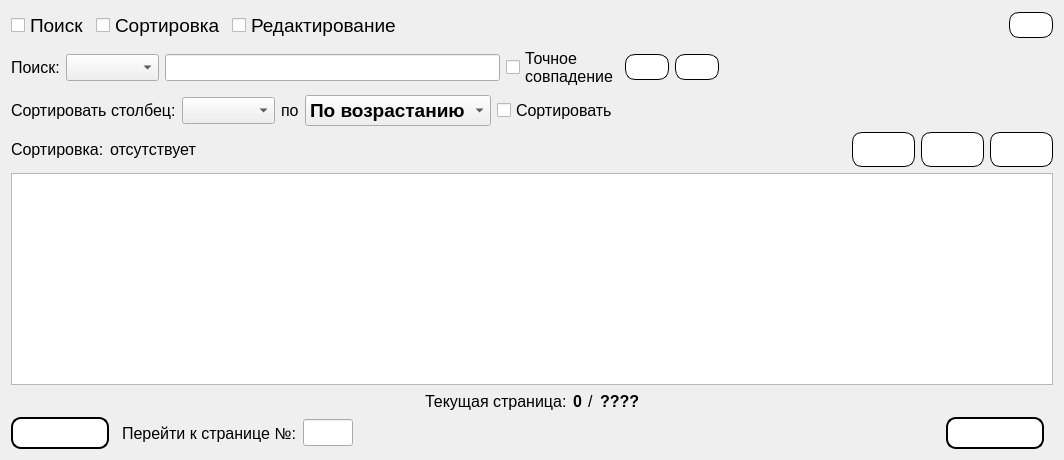
MyEdit/Casino_Client, file Gui/TabWidgets/Admin/activetables.ui: the form before one commit.
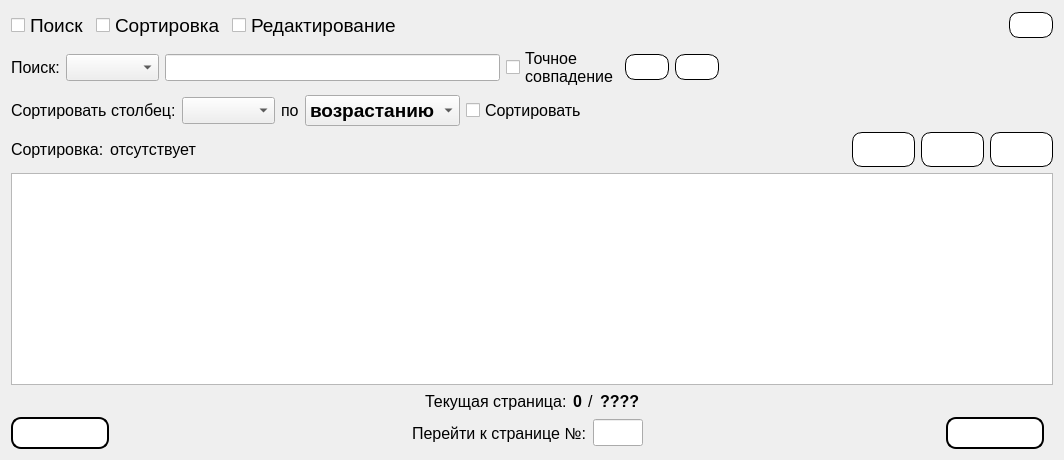
The form after the commit. Icons and pictures are not drawn.

Patch:
```diff
--- a/Gui/TabWidgets/Admin/activetables.ui
+++ b/Gui/TabWidgets/Admin/activetables.ui
@@ -305,12 +305,12 @@
        </property>
        <item>
         <property name="text">
-         <string>По возрастанию</string>
+         <string>возрастанию</string>
         </property>
        </item>
        <item>
         <property name="text">
-         <string>По убыванию</string>
+         <string>убыванию</string>
         </property>
        </item>
       </widget>
@@ -365,7 +365,7 @@
       </widget>
      </item>
      <item>
-      <widget class="QLabel" name="label_8">
+      <widget class="QLabel" name="labelWhatKindSorting">
        <property name="sizePolicy">
         <sizepolicy hsizetype="Fixed" vsizetype="Preferred">
          <horstretch>0</horstretch>
@@ -668,6 +668,12 @@
        <property name="orientation">
         <enum>Qt::Horizontal</enum>
        </property>
+       <property name="sizeHint" stdset="0">
+        <size>
+         <width>0</width>
+         <height>0</height>
+        </size>
+       </property>
       </spacer>
      </item>
      <item>
```
